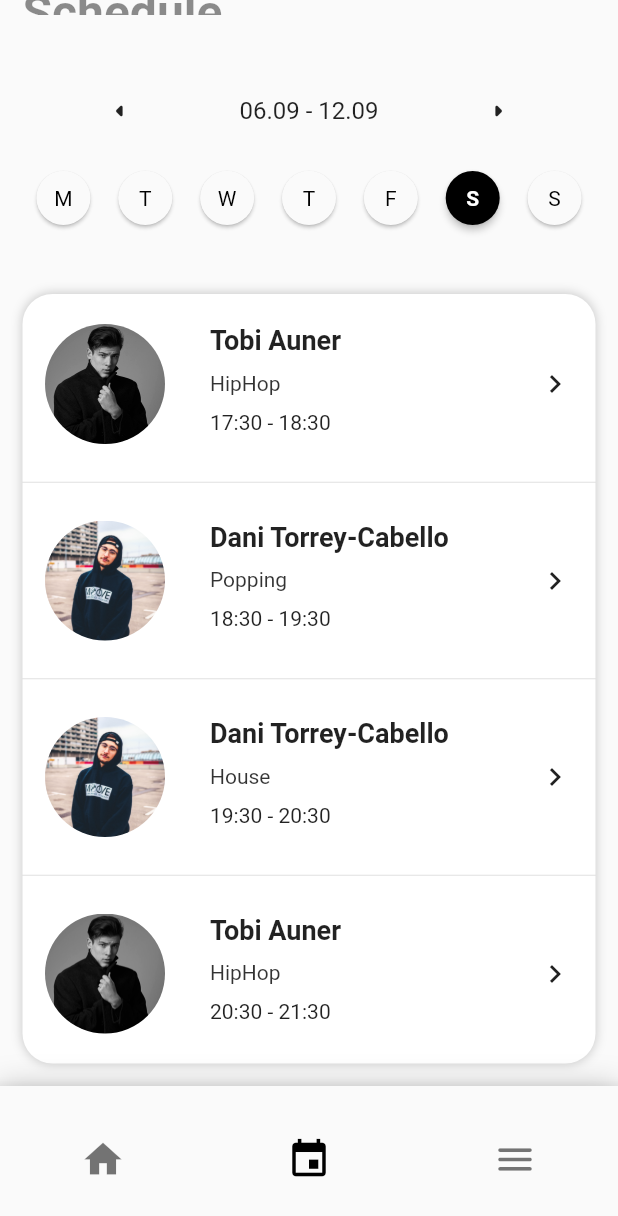
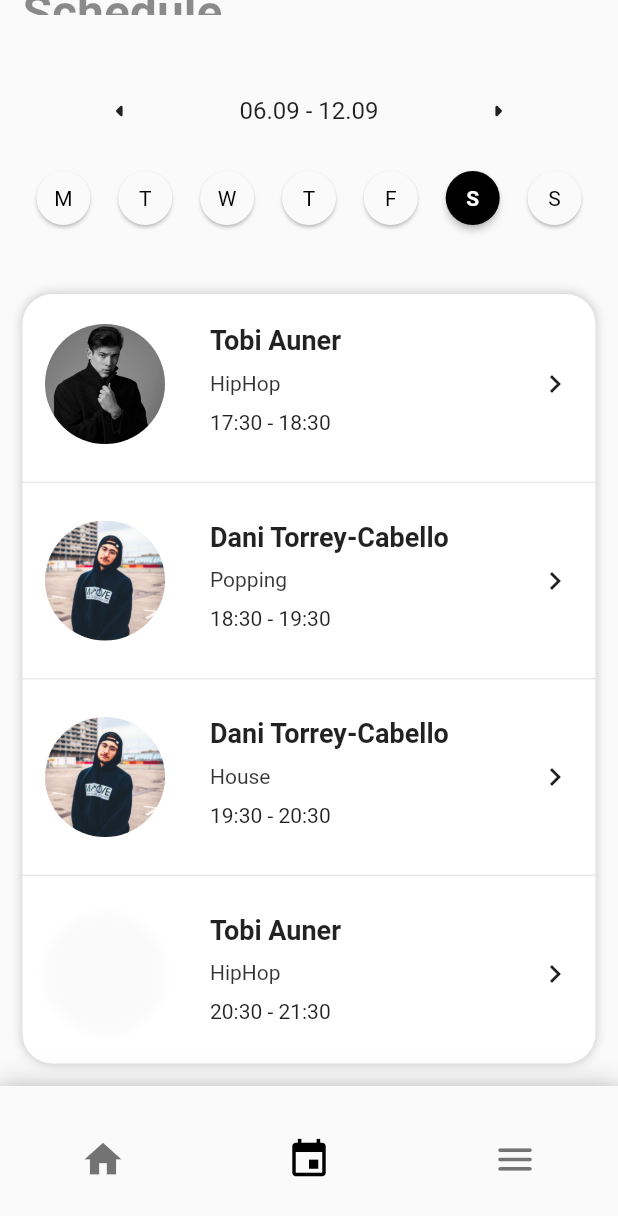
Before and after one commit to xlamn/moove_dance_studio, a Flutter app: the screen it shows after launch, item 2 of the bottom bar chosen, scrolled down 175 dp, on a phone screen of 412 x 824 dp. Shown: the top 1216 px of the screen. Run offline on Flutter 3.47's test engine with Material 2 defaults, Android fonts, the phone set to English and light mode, and no system bars; drawn by our look-alikes of weekday_selector; our stand-ins replace bloc, firebase_auth, firebase_core, firebase_storage, flutter_bloc, image_picker and 1 more; accounts and stored records are empty.

Commit message:
add teacher model

```diff
--- a/lib/src/models/dance_class.dart
+++ b/lib/src/models/dance_class.dart
@@ -1,10 +1,7 @@
-import 'package:flutter/widgets.dart';
 import 'package:moove_dance_studio/moove_dance_studio.dart';
 
 class DanceClass {
-  final String teacherName;
-
-  final ImageProvider teacherImage;
+  final Teacher teacher;
 
   final DanceClassType type;
 
@@ -15,8 +12,7 @@ class DanceClass {
   final int durationInMin;
 
   const DanceClass({
-    required this.teacherName,
-    this.teacherImage = const AssetImage('assets/coaches/tobi.jpg'),
+    required this.teacher,
     required this.type,
     required this.level,
     required this.time,
--- a/lib/src/models/models.dart
+++ b/lib/src/models/models.dart
@@ -3,3 +3,4 @@ export 'dance_class_type.dart';
 export 'dance_class.dart';
 export 'local_web_view.dart';
 export 'news_post.dart';
+export 'teacher.dart';
--- /dev/null
+++ b/lib/src/models/teacher.dart
@@ -0,0 +1,9 @@
+import 'package:flutter/widgets.dart';
+
+class Teacher {
+  final String teacherName;
+
+  final ImageProvider? teacherImage;
+
+  Teacher({required this.teacherName, this.teacherImage});
+}
--- a/lib/src/views/schedule/dance_class/dance_class_page.dart
+++ b/lib/src/views/schedule/dance_class/dance_class_page.dart
@@ -102,6 +102,7 @@ class DanceClassPage extends StatelessWidget {
                 ),
                 child: Row(
                   children: [
+                    if (danceClass.teacher.teacherImage != null)
                       Padding(
                         padding: const EdgeInsets.only(
                           right: SizeConstants.big,
@@ -114,7 +115,7 @@ class DanceClassPage extends StatelessWidget {
                           height: 65.0,
                           decoration: BoxDecoration(
                             image: DecorationImage(
-                            image: danceClass.teacherImage,
+                              image: danceClass.teacher.teacherImage!,
                               fit: BoxFit.cover,
                             ),
                             borderRadius: BorderRadius.all(
@@ -128,7 +129,7 @@ class DanceClassPage extends StatelessWidget {
                       crossAxisAlignment: CrossAxisAlignment.start,
                       children: [
                         Text(
-                          danceClass.teacherName,
+                          danceClass.teacher.teacherName,
                           style: TextStyle(
                             fontSize: 20.0,
                             fontWeight: FontWeight.bold,
--- a/lib/src/views/schedule/schedule_page.dart
+++ b/lib/src/views/schedule/schedule_page.dart
@@ -147,11 +147,24 @@ class SchedulePage extends StatelessWidget {
                   Container(
                     width: 80.0,
                     height: 80.0,
-                    decoration: BoxDecoration(
+                    decoration: (danceClass.teacher.teacherImage != null)
+                        ? BoxDecoration(
                             image: DecorationImage(
-                        image: danceClass.teacherImage,
+                              image: danceClass.teacher.teacherImage!,
                               fit: BoxFit.cover,
                             ),
+                            borderRadius: BorderRadius.all(
+                              Radius.circular(50.0),
+                            ),
+                          )
+                        : BoxDecoration(
+                            boxShadow: [
+                              BoxShadow(
+                                color: Theme.of(context).canvasColor,
+                                spreadRadius: 0.25,
+                                blurRadius: 5.0,
+                              ),
+                            ],
                             borderRadius: BorderRadius.all(
                               Radius.circular(50.0),
                             ),
@@ -168,7 +181,7 @@ class SchedulePage extends StatelessWidget {
                       crossAxisAlignment: CrossAxisAlignment.start,
                       children: [
                         Text(
-                          danceClass.teacherName,
+                          danceClass.teacher.teacherName,
                           style: TextStyle(
                             fontSize: 18.0,
                             fontWeight: FontWeight.w600,
@@ -237,30 +250,37 @@ class SchedulePage extends StatelessWidget {
 
   final testDanceClasses = [
     DanceClass(
+        teacher: Teacher(
           teacherName: 'Tobi Auner',
           teacherImage: AssetImage('assets/coaches/tobi.jpg'),
+        ),
         type: DanceClassType.hiphop,
         level: DanceClassLevel.starter,
         time: DateTime(2021, 05, 21, 17, 30),
         durationInMin: 60),
     DanceClass(
+        teacher: Teacher(
           teacherName: 'Dani Torrey-Cabello',
           teacherImage: AssetImage('assets/coaches/dani.jpg'),
+        ),
         type: DanceClassType.popping,
         level: DanceClassLevel.beginner,
         time: DateTime(2021, 05, 21, 18, 30),
         durationInMin: 60),
     DanceClass(
+      teacher: Teacher(
         teacherName: 'Dani Torrey-Cabello',
         teacherImage: AssetImage('assets/coaches/dani.jpg'),
+      ),
       type: DanceClassType.house,
       level: DanceClassLevel.intermediate,
       time: DateTime(2021, 05, 21, 19, 30),
       durationInMin: 60,
     ),
     DanceClass(
+        teacher: Teacher(
           teacherName: 'Tobi Auner',
-        teacherImage: AssetImage('assets/coaches/tobi.jpg'),
+        ),
         type: DanceClassType.hiphop,
         level: DanceClassLevel.masterclass,
         time: DateTime(2021, 05, 21, 20, 30),
```
Lines whose indentation alone changed are shown as unchanged.
